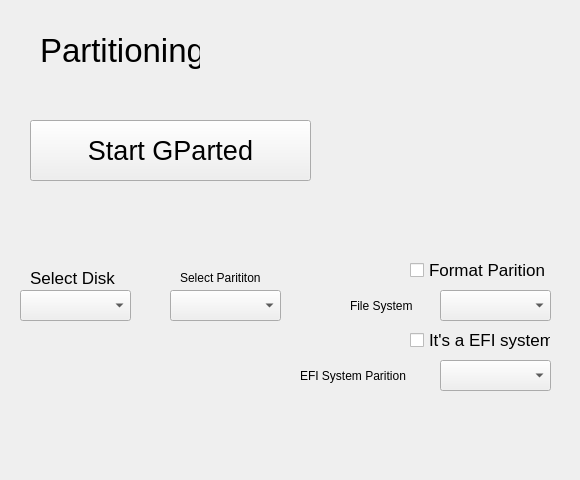
The window that NewQtUi/PartedDiskTab/PartedDiskTab.ui (AOSC-Archive/AOSC-LiveKit) describes before a commit, drawn with Qt 5.
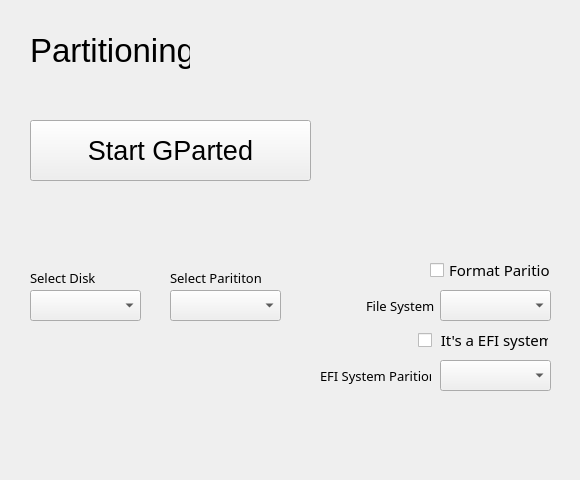
The same window after the commit.

Diff of the .ui file:
```diff
--- a/NewQtUi/PartedDiskTab/PartedDiskTab.ui
+++ b/NewQtUi/PartedDiskTab/PartedDiskTab.ui
@@ -21,7 +21,7 @@
   <widget class="QLabel" name="label">
    <property name="geometry">
     <rect>
-     <x>40</x>
+     <x>30</x>
      <y>30</y>
      <width>160</width>
      <height>40</height>
@@ -72,7 +72,7 @@
   <widget class="QComboBox" name="DiskSelect">
    <property name="geometry">
     <rect>
-     <x>20</x>
+     <x>30</x>
      <y>290</y>
      <width>111</width>
      <height>31</height>
@@ -87,15 +87,16 @@
   <widget class="QCheckBox" name="FormatCheckBox">
    <property name="geometry">
     <rect>
-     <x>410</x>
+     <x>430</x>
      <y>260</y>
-     <width>151</width>
+     <width>121</width>
      <height>20</height>
     </rect>
    </property>
    <property name="font">
     <font>
-     <pointsize>13</pointsize>
+     <family>Sans Serif</family>
+     <pointsize>11</pointsize>
     </font>
    </property>
    <property name="text">
@@ -113,7 +114,8 @@
    </property>
    <property name="font">
     <font>
-     <pointsize>13</pointsize>
+     <family>Sans Serif</family>
+     <pointsize>10</pointsize>
     </font>
    </property>
    <property name="text">
@@ -123,12 +125,18 @@
   <widget class="QLabel" name="label_3">
    <property name="geometry">
     <rect>
-     <x>180</x>
+     <x>170</x>
      <y>270</y>
      <width>101</width>
      <height>16</height>
     </rect>
    </property>
+   <property name="font">
+    <font>
+     <family>Sans Serif</family>
+     <pointsize>10</pointsize>
+    </font>
+   </property>
    <property name="text">
     <string>Select Parititon</string>
    </property>
@@ -146,19 +154,20 @@
   <widget class="QCheckBox" name="MyDeviceIsEFICheckBox">
    <property name="geometry">
     <rect>
-     <x>410</x>
+     <x>418</x>
      <y>330</y>
-     <width>141</width>
+     <width>131</width>
      <height>20</height>
     </rect>
    </property>
    <property name="font">
     <font>
-     <pointsize>13</pointsize>
+     <family>Sans Serif</family>
+     <pointsize>11</pointsize>
     </font>
    </property>
    <property name="text">
-    <string>It's a EFI system</string>
+    <string> It's a EFI system</string>
    </property>
   </widget>
   <widget class="QComboBox" name="MyDeviceIsEFIComboBox">
@@ -174,12 +183,18 @@
   <widget class="QLabel" name="MyDeviceIsEFILabel">
    <property name="geometry">
     <rect>
-     <x>300</x>
+     <x>320</x>
      <y>360</y>
-     <width>121</width>
+     <width>111</width>
      <height>31</height>
     </rect>
    </property>
+   <property name="font">
+    <font>
+     <family>Sans Serif</family>
+     <pointsize>10</pointsize>
+    </font>
+   </property>
    <property name="text">
     <string>EFI System Parition</string>
    </property>
@@ -187,12 +202,18 @@
   <widget class="QLabel" name="FileSystemTypeLabel">
    <property name="geometry">
     <rect>
-     <x>350</x>
+     <x>366</x>
      <y>295</y>
-     <width>81</width>
+     <width>71</width>
      <height>21</height>
     </rect>
    </property>
+   <property name="font">
+    <font>
+     <family>Sans Serif</family>
+     <pointsize>10</pointsize>
+    </font>
+   </property>
    <property name="text">
     <string>File System</string>
    </property>
```
